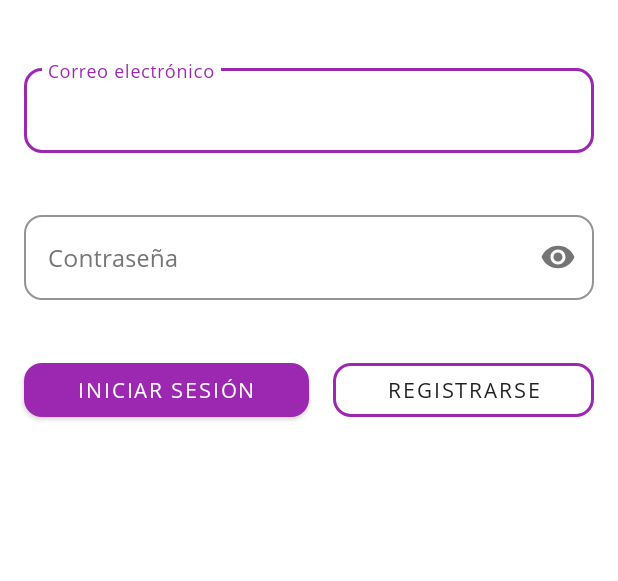
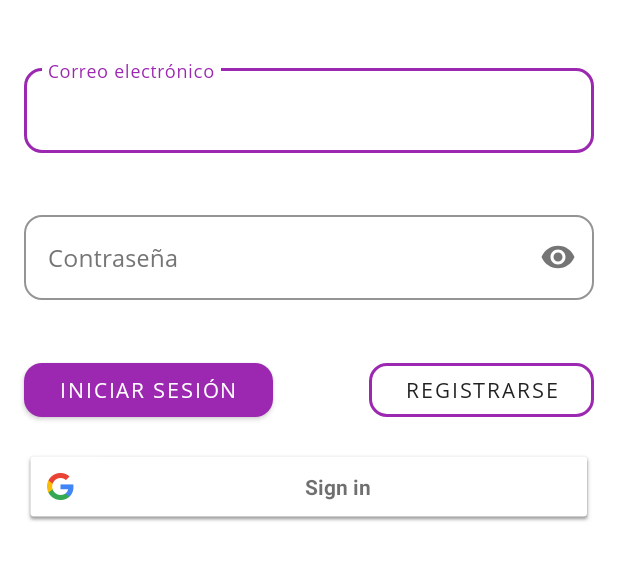
Before and after one commit to ElAdrixHD/hablave2.0, an Android app: the layout fragment_login_view.xml on its own in the app's theme, with its tools: preview values and no code run, on a phone screen of 412 x 824 dp, the part 288-869 px from its top. Run offline under Robolectric (Android 15) with nearby library versions, the phone set to English and light mode, and no system bars.

Commit message:
Empezando registro

```diff
--- a/app/build.gradle
+++ b/app/build.gradle
@@ -43,4 +43,6 @@ dependencies {
     implementation 'com.google.android.material:material:1.1.0'
     implementation 'com.google.firebase:firebase-analytics:17.2.3'
     implementation 'com.google.firebase:firebase-auth:19.3.0'
+    implementation 'com.google.android.gms:play-services-auth:17.0.0'
+
 }
--- a/app/src/main/AndroidManifest.xml
+++ b/app/src/main/AndroidManifest.xml
@@ -12,6 +12,7 @@
         android:roundIcon="@mipmap/ic_launcher_round"
         android:supportsRtl="true"
         android:theme="@style/AppTheme">
+        <activity android:name=".ui.register.RegisterActivity"></activity>
         <activity
             android:name=".ui.login.LoginActivity"
             android:screenOrientation="portrait">
@@ -23,7 +24,7 @@
         </activity>
         <activity
             android:name=".ui.principal.PrincipalActivity"
-            android:screenOrientation="portrait"/>
+            android:screenOrientation="portrait" />
     </application>
 
 </manifest>
--- a/app/src/main/java/es/adrianmmudarra/hablave/ui/login/LoginContract.kt
+++ b/app/src/main/java/es/adrianmmudarra/hablave/ui/login/LoginContract.kt
@@ -1,5 +1,6 @@
 package es.adrianmmudarra.hablave.ui.login
 
+import com.google.android.gms.auth.api.signin.GoogleSignInAccount
 import es.adrianmmudarra.hablave.ui.base.BaseView
 
 class LoginContract {
@@ -10,9 +11,14 @@ class LoginContract {
         fun onClearPassword()
         fun onSuccessLogin()
         fun onFailedLogin()
+        fun showLoading()
+        fun disableLoading()
+        fun onFailedLoginGoogle()
+        fun onNotVerifiedEmail()
     }
 
     interface Presenter{
         fun checkData(email: String, password: String)
+        fun signInWithGoogle(acc: GoogleSignInAccount)
     }
 }
--- a/app/src/main/res/layout/fragment_login_view.xml
+++ b/app/src/main/res/layout/fragment_login_view.xml
@@ -71,6 +71,16 @@
                 style="@style/ButtonNormal"
                 android:text="@string/iniciar_sesion" />
 
+            <ProgressBar
+                android:id="@+id/progressBarLogin"
+                style="?android:attr/progressBarStyle"
+                android:layout_width="wrap_content"
+                android:layout_height="wrap_content"
+                android:layout_weight="0"
+                android:indeterminate="true"
+                android:indeterminateTint="@color/primary_dark"
+                android:visibility="invisible" />
+
             <Button
                 android:id="@+id/btnLoginRegister"
                 android:layout_width="wrap_content"
@@ -80,8 +90,17 @@
                 android:textColor="@color/primary_text"
                 android:layout_weight="1"
                 android:text="@string/registrarse" />
+
         </LinearLayout>
+
+        <com.google.android.gms.common.SignInButton
+            android:id="@+id/btnLoginGoogle"
+            android:layout_width="match_parent"
+            android:layout_height="wrap_content"
+            android:layout_marginHorizontal="@dimen/margin_16dp"
+            android:layout_marginVertical="@dimen/margin_8dp"/>
 
 
     </LinearLayout>
+    <!-- TODO Botón de olvidar contraseña -->
 </androidx.core.widget.NestedScrollView>
--- a/app/src/main/res/values/strings.xml
+++ b/app/src/main/res/values/strings.xml
@@ -18,4 +18,8 @@
     <string name="correo_invalido">El correo elecrónico no es válido</string>
     <string name="contrasenia_vacia">El campo de la contraseña está vacia</string>
     <string name="contrasenia_no_segura">La contraseña no es lo suficientemente segura</string>
+    <string name="error_inicio_sesion_google">Error al iniciar sesión con google</string>
+    <string name="error_generico">Ha ocurrido un error</string>
+    <string name="email_no_verifiado">No verificado</string>
+    <string name="correo_electronico_necesita_verificarse">Para poder iniciar sesión, debes anter verificar el correo electronico en un mensaje que le hemos enviado a correo electrónico</string>
 </resources>
```
Also changed, not shown: app/src/main/java/es/adrianmmudarra/hablave/data/repository/FirebaseRepository.kt (added, +57 -0 lines), app/src/main/java/es/adrianmmudarra/hablave/ui/login/LoginPresenter.kt (+31 -20 lines), app/src/main/java/es/adrianmmudarra/hablave/ui/login/LoginView.kt (+74 -4 lines), app/src/main/java/es/adrianmmudarra/hablave/ui/register/RegisterActivity.kt (added, +13 -0 lines).
